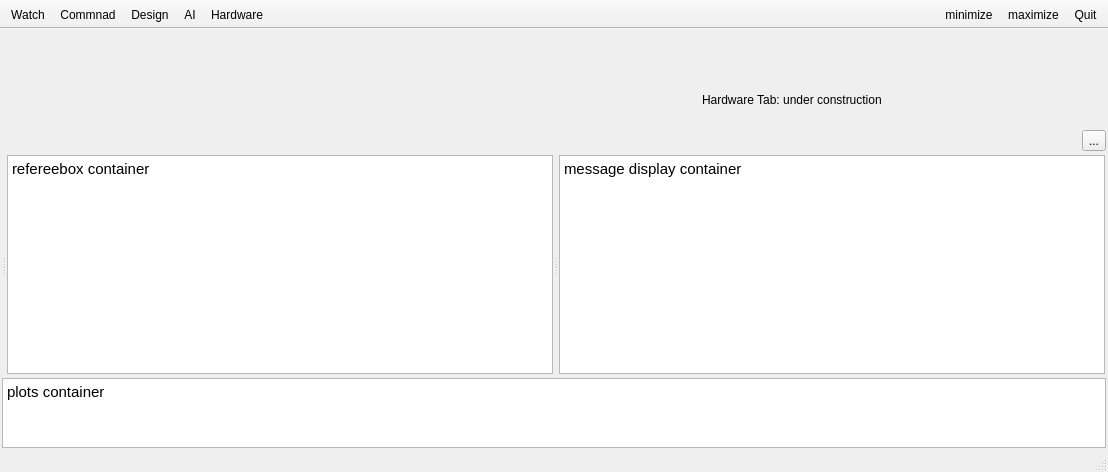
Qt form TeamManager/mainwindow.ui (amiryanj/cyrus_ssl) before a commit.
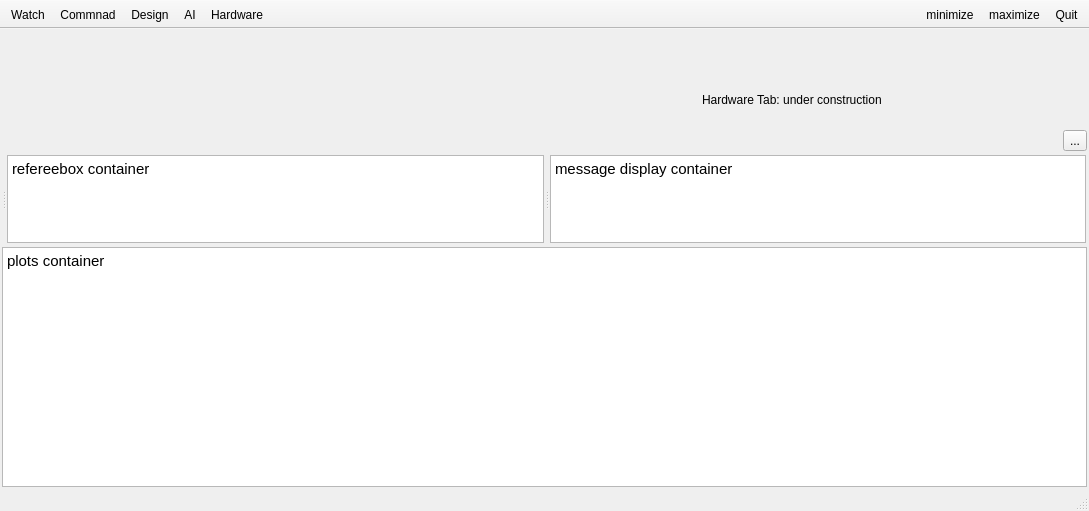
The same form after that commit. Icons and pictures are not drawn.

What changed in the file:
```diff
--- a/TeamManager/mainwindow.ui
+++ b/TeamManager/mainwindow.ui
@@ -6,7 +6,7 @@
    <rect>
     <x>0</x>
     <y>0</y>
-    <width>1108</width>
+    <width>1089</width>
     <height>472</height>
    </rect>
   </property>
@@ -930,8 +930,8 @@
                <string>&lt;!DOCTYPE HTML PUBLIC &quot;-//W3C//DTD HTML 4.0//EN&quot; &quot;http://www.w3.org/TR/REC-html40/strict.dtd&quot;&gt;
 &lt;html&gt;&lt;head&gt;&lt;meta name=&quot;qrichtext&quot; content=&quot;1&quot; /&gt;&lt;style type=&quot;text/css&quot;&gt;
 p, li { white-space: pre-wrap; }
-&lt;/style&gt;&lt;/head&gt;&lt;body style=&quot; font-family:'Ubuntu'; font-size:11pt; font-weight:400; font-style:normal;&quot;&gt;
-&lt;p style=&quot; margin-top:0px; margin-bottom:0px; margin-left:0px; margin-right:0px; -qt-block-indent:0; text-indent:0px;&quot;&gt;refereebox container&lt;/p&gt;&lt;/body&gt;&lt;/html&gt;</string>
+&lt;/style&gt;&lt;/head&gt;&lt;body style=&quot; font-family:'Cantarell'; font-size:11pt; font-weight:400; font-style:normal;&quot;&gt;
+&lt;p style=&quot; margin-top:0px; margin-bottom:0px; margin-left:0px; margin-right:0px; -qt-block-indent:0; text-indent:0px;&quot;&gt;&lt;span style=&quot; font-family:'Ubuntu';&quot;&gt;refereebox container&lt;/span&gt;&lt;/p&gt;&lt;/body&gt;&lt;/html&gt;</string>
               </property>
              </widget>
             </item>
@@ -951,8 +951,8 @@
                <string>&lt;!DOCTYPE HTML PUBLIC &quot;-//W3C//DTD HTML 4.0//EN&quot; &quot;http://www.w3.org/TR/REC-html40/strict.dtd&quot;&gt;
 &lt;html&gt;&lt;head&gt;&lt;meta name=&quot;qrichtext&quot; content=&quot;1&quot; /&gt;&lt;style type=&quot;text/css&quot;&gt;
 p, li { white-space: pre-wrap; }
-&lt;/style&gt;&lt;/head&gt;&lt;body style=&quot; font-family:'Ubuntu'; font-size:11pt; font-weight:400; font-style:normal;&quot;&gt;
-&lt;p style=&quot; margin-top:0px; margin-bottom:0px; margin-left:0px; margin-right:0px; -qt-block-indent:0; text-indent:0px;&quot;&gt;message display container&lt;/p&gt;&lt;/body&gt;&lt;/html&gt;</string>
+&lt;/style&gt;&lt;/head&gt;&lt;body style=&quot; font-family:'Cantarell'; font-size:11pt; font-weight:400; font-style:normal;&quot;&gt;
+&lt;p style=&quot; margin-top:0px; margin-bottom:0px; margin-left:0px; margin-right:0px; -qt-block-indent:0; text-indent:0px;&quot;&gt;&lt;span style=&quot; font-family:'Ubuntu';&quot;&gt;message display container&lt;/span&gt;&lt;/p&gt;&lt;/body&gt;&lt;/html&gt;</string>
               </property>
              </widget>
             </item>
@@ -1056,12 +1056,18 @@
        </property>
        <item>
         <widget class="QTextEdit" name="testTextEdit_2">
+         <property name="minimumSize">
+          <size>
+           <width>0</width>
+           <height>240</height>
+          </size>
+         </property>
          <property name="html">
           <string>&lt;!DOCTYPE HTML PUBLIC &quot;-//W3C//DTD HTML 4.0//EN&quot; &quot;http://www.w3.org/TR/REC-html40/strict.dtd&quot;&gt;
 &lt;html&gt;&lt;head&gt;&lt;meta name=&quot;qrichtext&quot; content=&quot;1&quot; /&gt;&lt;style type=&quot;text/css&quot;&gt;
 p, li { white-space: pre-wrap; }
-&lt;/style&gt;&lt;/head&gt;&lt;body style=&quot; font-family:'Ubuntu'; font-size:11pt; font-weight:400; font-style:normal;&quot;&gt;
-&lt;p style=&quot; margin-top:0px; margin-bottom:0px; margin-left:0px; margin-right:0px; -qt-block-indent:0; text-indent:0px;&quot;&gt;plots container&lt;/p&gt;&lt;/body&gt;&lt;/html&gt;</string>
+&lt;/style&gt;&lt;/head&gt;&lt;body style=&quot; font-family:'Cantarell'; font-size:11pt; font-weight:400; font-style:normal;&quot;&gt;
+&lt;p style=&quot; margin-top:0px; margin-bottom:0px; margin-left:0px; margin-right:0px; -qt-block-indent:0; text-indent:0px;&quot;&gt;&lt;span style=&quot; font-family:'Ubuntu';&quot;&gt;plots container&lt;/span&gt;&lt;/p&gt;&lt;/body&gt;&lt;/html&gt;</string>
          </property>
         </widget>
        </item>
@@ -1100,7 +1106,7 @@
    <property name="iconSize">
     <size>
      <width>24</width>
-     <height>24</height>
+     <height>16</height>
     </size>
    </property>
    <attribute name="toolBarArea">
```
Left out of the diff: 8 changed lines with no effect on the pictures.
